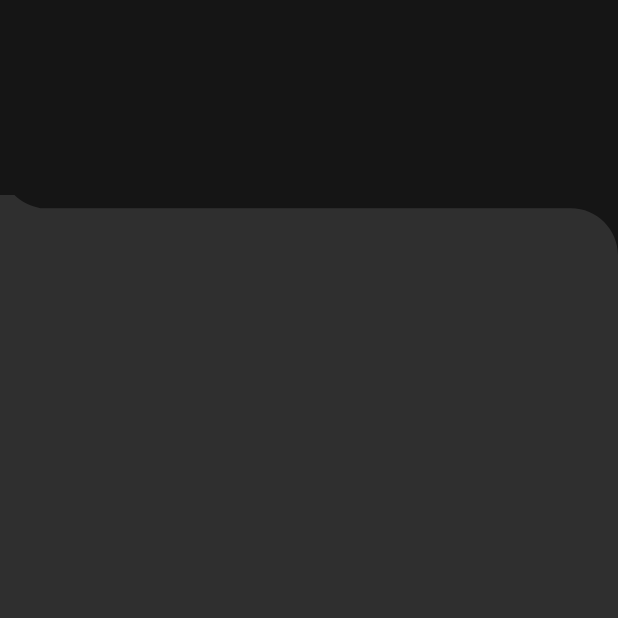
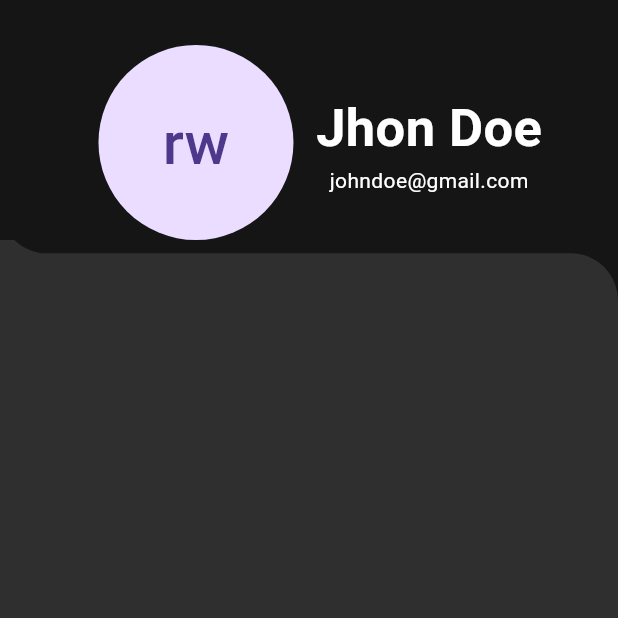
Before and after one commit to KaisarAffan/O-cash, a Flutter app: the screen it shows after launch, on a phone screen of 412 x 824 dp, the top half of it. Run offline on Flutter 3.47's test engine with Material 3 defaults, Android fonts, the phone set to English and light mode, and no system bars; our stand-ins replace firebase_core, flutter_svg, get; accounts and stored records are empty.

Commit message:
feat[Ir] make profile

```diff
--- a/analysis_options.yaml
+++ b/analysis_options.yaml
@@ -7,6 +7,9 @@
 
 # The following line activates a set of recommended lints for Flutter apps,
 # packages, and plugins designed to encourage good coding practices.
+analyzer:
+  errors:
+    prefer_const_constructors: ignore
 include: package:flutter_lints/flutter.yaml
 
 linter:
--- a/lib/pages/profile/profile.dart
+++ b/lib/pages/profile/profile.dart
@@ -17,10 +17,43 @@ class _ProfileState extends State<Profile> {
       body: Center(
         child: Column(
           children: [
-            Container(
+            SizedBox(
+              height: 30,
+            ),
+            SizedBox(
               height: 130,
-              child: Row(
-                children: [],
+              child: const Row(
+                mainAxisAlignment: MainAxisAlignment.center,
+                children: [
+                  CircleAvatar(
+                    radius: 80,
+                    child: Text(
+                      "rw",
+                      style: TextStyle(fontSize: 40),
+                    ),
+                  ),
+                  Column(
+                    mainAxisAlignment: MainAxisAlignment.start,
+                    children: [
+                      SizedBox(
+                        height: 30,
+                      ),
+                      Text(
+                        "Jhon Doe",
+                        style: TextStyle(
+                            color: white,
+                            fontSize: 35,
+                            fontWeight: FontWeight.bold),
+                      ),
+                      Text(
+                        "johndoe@gmail.com",
+                        style: TextStyle(
+                          color: white,
+                        ),
+                      ),
+                    ],
+                  )
+                ],
               ),
             ),
             Stack(
@@ -32,7 +65,7 @@ class _ProfileState extends State<Profile> {
                   fit: BoxFit
                       .cover, // Ensures the SVG covers the entire background
                 ),
-                Container(
+                SizedBox(
                   height: 722,
                   width: MediaQuery.of(context).size.width,
                 ),
--- a/lib/routes/my_app_page.dart
+++ b/lib/routes/my_app_page.dart
@@ -5,6 +5,6 @@ import 'package:ocash/routes/my_app_route.dart';
 class MyAppPage {
   static final List<GetPage> pages = [
     //GetPage(name: name, page: page)
-    GetPage(name: MyAppRoutes.profilePage, page: () => Profile())
+    GetPage(name: MyAppRoutes.profilePage, page: () => const Profile())
   ];
 }
```
